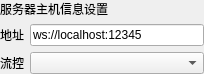
Old version of the form src/pages/websocket/client/SAKWebSocketClientDeviceController.ui in the repository x-tools-author/x-tools.
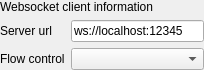
New version of the form.

The edit to the form file:
```diff
--- a/src/pages/websocket/client/SAKWebSocketClientDeviceController.ui
+++ b/src/pages/websocket/client/SAKWebSocketClientDeviceController.ui
@@ -7,7 +7,7 @@
     <x>0</x>
     <y>0</y>
     <width>204</width>
-    <height>64</height>
+    <height>68</height>
    </rect>
   </property>
   <property name="windowTitle">
@@ -36,21 +36,21 @@
    <item row="1" column="0">
     <widget class="QLabel" name="label">
      <property name="text">
-      <string>地址</string>
+      <string>Server url</string>
      </property>
     </widget>
    </item>
    <item row="0" column="0" colspan="2">
     <widget class="QLabel" name="label_6">
      <property name="text">
-      <string>服务器主机信息设置</string>
+      <string>Websocket client information</string>
      </property>
     </widget>
    </item>
    <item row="2" column="0">
     <widget class="QLabel" name="label_2">
      <property name="text">
-      <string>流控</string>
+      <string>Flow control</string>
      </property>
     </widget>
    </item>
```
